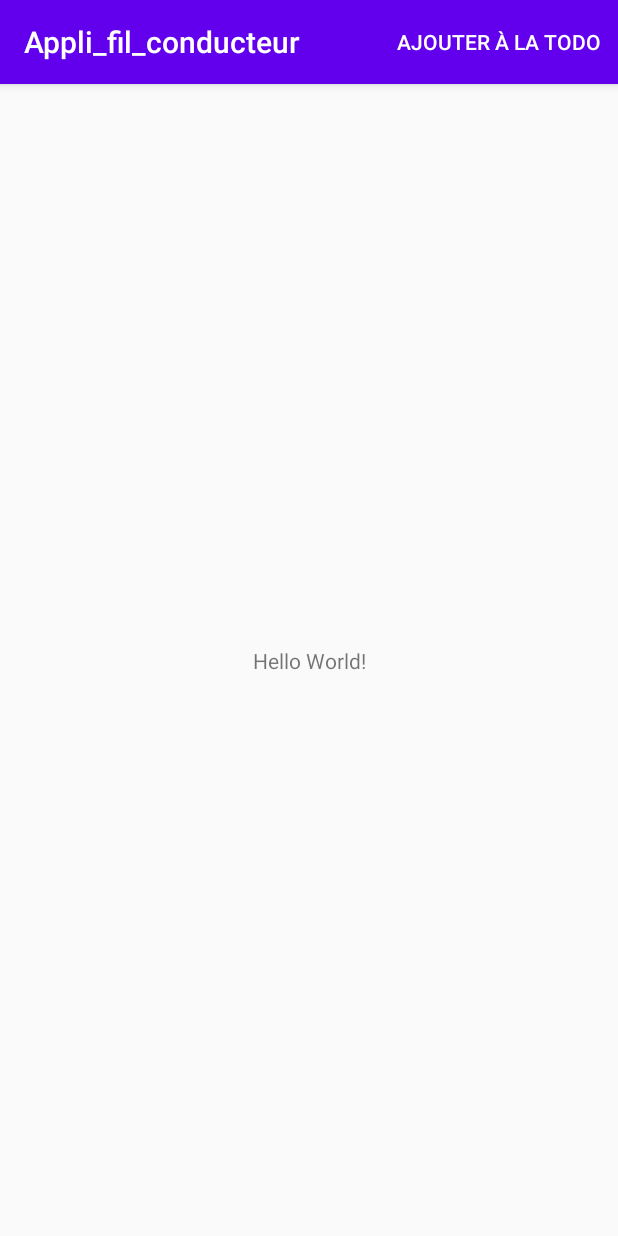
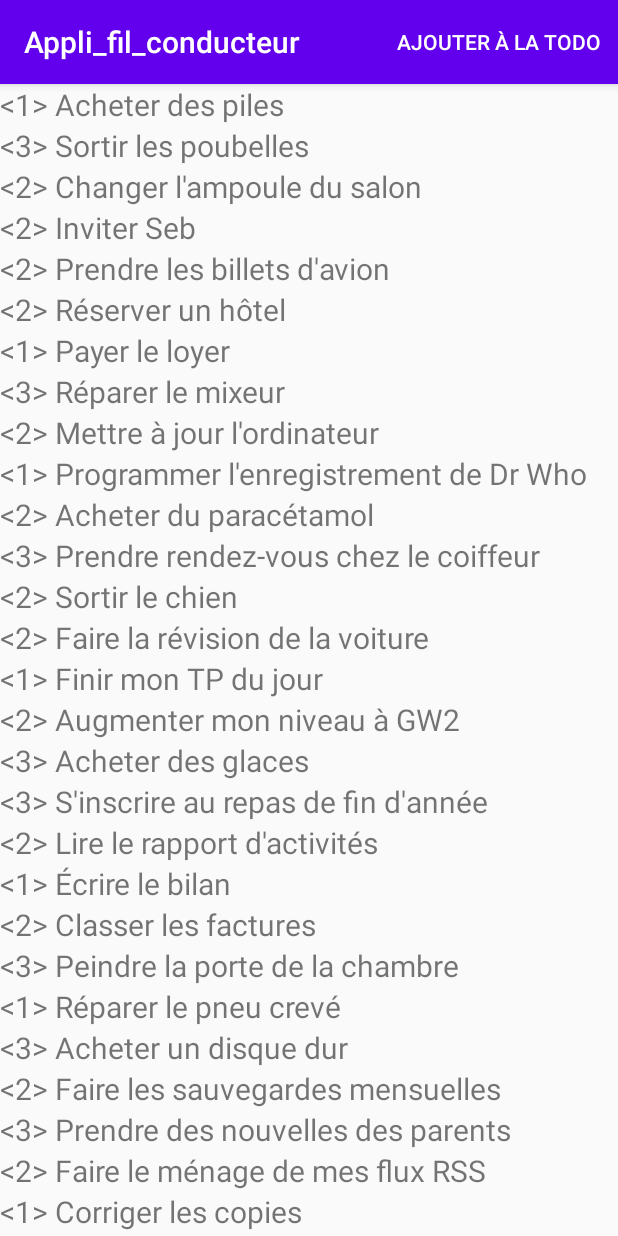
Before and after one commit to NunesClement/Appli_fil_conducteur, an Android app: the screen it shows after launch (MainActivity), on a phone screen of 412 x 824 dp. Run offline under Robolectric (Android 15) with nearby library versions, the phone set to English and light mode, and no system bars.

Commit message:
add listes

```diff
--- a/app/build.gradle
+++ b/app/build.gradle
@@ -26,6 +26,7 @@ dependencies {
     implementation fileTree(dir: "libs", include: ["*.jar"])
     implementation 'androidx.appcompat:appcompat:1.2.0'
     implementation 'androidx.constraintlayout:constraintlayout:2.0.1'
+    implementation 'androidx.recyclerview:recyclerview:1.1.0'
     testImplementation 'junit:junit:4.12'
     androidTestImplementation 'androidx.test.ext:junit:1.1.2'
     androidTestImplementation 'androidx.test.espresso:espresso-core:3.3.0'
--- /dev/null
+++ b/app/src/main/java/cnns/com/example/appli_fil_conducteur/Data.java
@@ -0,0 +1,54 @@
+package cnns.com.example.appli_fil_conducteur;
+
+public final class Data {
+
+    /**
+     * Cette méthode retourne une liste de données de test
+     *
+     * @return Une liste de tâches
+     */
+    public static String[] get_tasks() {
+        return new String[] {
+                "<1> Acheter des piles",
+                "<3> Sortir les poubelles",
+                "<2> Changer l'ampoule du salon",
+                "<2> Inviter Seb",
+                "<2> Prendre les billets d'avion",
+                "<2> Réserver un hôtel",
+                "<1> Payer le loyer",
+                "<3> Réparer le mixeur",
+                "<2> Mettre à jour l'ordinateur",
+                "<1> Programmer l'enregistrement de Dr Who",
+                "<2> Acheter du paracétamol",
+                "<3> Prendre rendez-vous chez le coiffeur",
+                "<2> Sortir le chien",
+                "<2> Faire la révision de la voiture",
+                "<1> Finir mon TP du jour",
+                "<2> Augmenter mon niveau à GW2",
+                "<3> Acheter des glaces",
+                "<3> S'inscrire au repas de fin d'année",
+                "<2> Lire le rapport d'activités",
+                "<1> Écrire le bilan",
+                "<2> Classer les factures",
+                "<3> Peindre la porte de la chambre",
+                "<1> Réparer le pneu crevé",
+                "<3> Acheter un disque dur",
+                "<2> Faire les sauvegardes mensuelles",
+                "<3> Prendre des nouvelles des parents",
+                "<2> Faire le ménage de mes flux RSS",
+                "<1> Corriger les copies",
+                "<3> Nettoyer la machine à café",
+                "<3> Faire la liste de cadeaux d'anniversaire",
+                "<2> Ramener le jeu prêté par David",
+                "<3> Emprunter un nouveau livre à la bibliothèque",
+                "<2> Renouveler mon abonnement train",
+                "<1> Commander un nouveau chèquier",
+                "<1> Réservez la baby sitter pour samedi",
+                "<1> Appeler pour réserver le restaurant",
+                "<3> Changer la voiture de place",
+                "<2> Vérifier le niveau d'eau de la chaudière",
+                "<1> Renouveler la carte de parking",
+                "<2> Sortir le chat de la voisine"
+        };
+    }
+}
--- a/app/src/main/java/cnns/com/example/appli_fil_conducteur/MainActivity.java
+++ b/app/src/main/java/cnns/com/example/appli_fil_conducteur/MainActivity.java
@@ -1,17 +1,29 @@
 package cnns.com.example.appli_fil_conducteur;
 
 import androidx.appcompat.app.AppCompatActivity;
+import androidx.recyclerview.widget.LinearLayoutManager;
+import androidx.recyclerview.widget.RecyclerView;
 
 import android.os.Bundle;
 import android.view.Menu;
 import android.view.MenuItem;
+import cnns.com.example.appli_fil_conducteur.Data;
 
 public class MainActivity extends AppCompatActivity {
+    private RecyclerView recyclerView;
+    private RecyclerView.LayoutManager layoutManager;
+    private TodoAdapter todoAdapter;
 
     @Override
     protected void onCreate(Bundle savedInstanceState) {
         super.onCreate(savedInstanceState);
         setContentView(R.layout.activity_main);
+        recyclerView = findViewById(R.id.recycler_affichage);
+        layoutManager = new LinearLayoutManager(this);
+        recyclerView.setLayoutManager(layoutManager);
+
+        todoAdapter = new TodoAdapter(Data.get_tasks());
+        recyclerView.setAdapter(todoAdapter);
     }
     @Override
     public boolean onCreateOptionsMenu(Menu menu){
--- /dev/null
+++ b/app/src/main/java/cnns/com/example/appli_fil_conducteur/TodoAdapter.java
@@ -0,0 +1,48 @@
+package cnns.com.example.appli_fil_conducteur;
+
+
+import android.view.LayoutInflater;
+import android.view.View;
+import android.view.ViewGroup;
+import android.widget.TextView;
+
+import androidx.annotation.NonNull;
+import androidx.recyclerview.widget.RecyclerView;
+import cnns.com.example.appli_fil_conducteur.Data;
+
+
+public class TodoAdapter extends RecyclerView.Adapter<TodoAdapter.TodoViewHolder>{
+    private String[] dataList;
+
+    public static class TodoViewHolder extends RecyclerView.ViewHolder{
+
+        TextView task;
+        public TodoViewHolder(@NonNull View itemView) {
+            super(itemView);
+            task = itemView.findViewById(R.id.nom_tache);
+        }
+    }
+
+    public TodoAdapter(String[] dataList){
+        this.dataList = dataList;
+    }
+
+    @NonNull
+    @Override
+    public TodoViewHolder onCreateViewHolder(@NonNull ViewGroup parent, int viewType) {
+        View view = LayoutInflater.from(parent.getContext()).inflate(R.layout.row_tache, parent, false);
+        TodoViewHolder todoViewHolder = new TodoViewHolder(view);
+        return todoViewHolder;
+    }
+
+    @Override
+    public void onBindViewHolder(@NonNull TodoViewHolder holder, int position) {
+        String tache_string = Data.get_tasks()[position];
+        holder.task.setText(tache_string);
+    }
+
+    @Override
+    public int getItemCount() {
+        return Data.get_tasks().length;
+    }
+}
--- a/app/src/main/res/layout/activity_main.xml
+++ b/app/src/main/res/layout/activity_main.xml
@@ -1,18 +1,15 @@
 <?xml version="1.0" encoding="utf-8"?>
-<androidx.constraintlayout.widget.ConstraintLayout xmlns:android="http://schemas.android.com/apk/res/android"
+<RelativeLayout xmlns:android="http://schemas.android.com/apk/res/android"
     xmlns:app="http://schemas.android.com/apk/res-auto"
     xmlns:tools="http://schemas.android.com/tools"
     android:layout_width="match_parent"
     android:layout_height="match_parent"
     tools:context=".MainActivity">
 
-    <TextView
-        android:layout_width="wrap_content"
-        android:layout_height="wrap_content"
-        android:text="Hello World!"
-        app:layout_constraintBottom_toBottomOf="parent"
-        app:layout_constraintLeft_toLeftOf="parent"
-        app:layout_constraintRight_toRightOf="parent"
-        app:layout_constraintTop_toTopOf="parent" />
+    <androidx.recyclerview.widget.RecyclerView
+        android:layout_width="match_parent"
+        android:id="@+id/recycler_affichage"
+        android:layout_height="match_parent"
+        android:scrollbars="vertical"/>
 
-</androidx.constraintlayout.widget.ConstraintLayout>
+</RelativeLayout>
--- /dev/null
+++ b/app/src/main/res/layout/row_tache.xml
@@ -0,0 +1,18 @@
+<?xml version="1.0" encoding="utf-8"?>
+<LinearLayout
+    xmlns:android="http://schemas.android.com/apk/res/android"
+    android:layout_width="match_parent"
+    android:layout_height="wrap_content"
+    android:orientation="vertical"
+    android:gravity="left"
+    >
+    <TextView
+        android:id="@+id/nom_tache"
+        android:text="Nom"
+        android:layout_width="wrap_content"
+        android:layout_height="wrap_content"
+        android:textSize="20sp"
+        >
+
+    </TextView>
+</LinearLayout>
```
